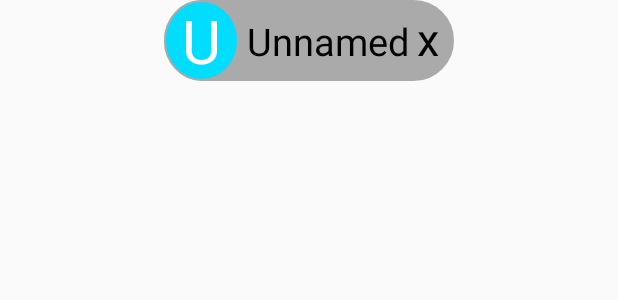
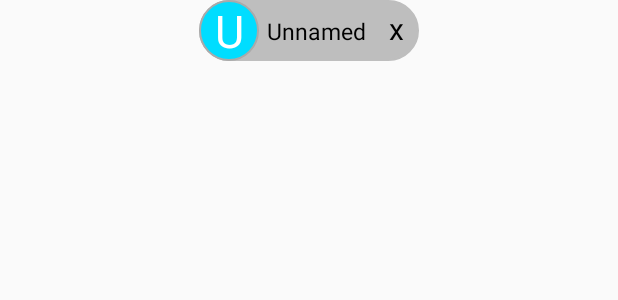
Before and after one commit to sergiosilvajr/ContactEmbedView, an Android app: the layout customcontactview.xml on its own in the app's theme, with its tools: preview values and no code run, on a phone screen of 412 x 824 dp. Shown: the top 300 px of the screen. Run offline under Robolectric (Android 15) with nearby library versions, the phone set to English and light mode, and no system bars.

Commit message:
added some visual improvements

```diff
--- a/CustomView/views/src/main/java/com/viewutils/sergiosilvajr/views/view/ContactEmbedView.java
+++ b/CustomView/views/src/main/java/com/viewutils/sergiosilvajr/views/view/ContactEmbedView.java
@@ -74,6 +74,7 @@ final class ContactEmbedView extends FrameLayout{
                 firstLetterTextView.setBackground(dr);
             }
 
+
         }
         TextView cross = (TextView) view.findViewById(R.id.cross);
         if(isXWorking){
@@ -83,6 +84,7 @@ final class ContactEmbedView extends FrameLayout{
                     if (multiAutoCompleteTextView != null) {
                         multiAutoCompleteTextView.requestFocus();
                         multiAutoCompleteTextView.setText("");
+                        multiAutoCompleteTextView.setEnabled(true);
                     }
                     setVisibility(View.GONE);
                     //TODO ver como deletar da memoria a view
--- a/CustomView/views/src/main/java/com/viewutils/sergiosilvajr/views/view/ContactPicker.java
+++ b/CustomView/views/src/main/java/com/viewutils/sergiosilvajr/views/view/ContactPicker.java
@@ -82,6 +82,7 @@ public final class  ContactPicker extends FrameLayout {
                     }
                 }, 200);
                 multiAutoCompleteTextView.clearFocus();
+                multiAutoCompleteTextView.setEnabled(false);
             }
         });
 
--- a/CustomView/views/src/main/res/drawable/rounded_lighter_view.xml
+++ b/CustomView/views/src/main/res/drawable/rounded_lighter_view.xml
@@ -1,9 +1,9 @@
 <?xml version="1.0" encoding="utf-8"?>
 <shape xmlns:android="http://schemas.android.com/apk/res/android"
     android:shape="rectangle">
-    <solid android:color="@android:color/darker_gray"/>
+    <solid android:color="@android:color/secondary_text_light_nodisable"/>
     <stroke android:width="1dp"
-        android:color="@android:color/darker_gray"/>
+        android:color="@android:color/secondary_text_light_nodisable"/>
     <corners android:bottomRightRadius="40dp"
         android:bottomLeftRadius="40dp"
         android:topLeftRadius="40dp"
--- a/CustomView/views/src/main/res/layout/contactembedview.xml
+++ b/CustomView/views/src/main/res/layout/contactembedview.xml
@@ -10,6 +10,7 @@
         android:id="@+id/multiautocompletetextview"
         android:layout_width="match_parent"
         android:layout_height="wrap_content"
+        android:layout_marginTop="9dp"
         android:maxLines="1"/>
 
 </RelativeLayout>
--- a/CustomView/views/src/main/res/layout/customcontactview.xml
+++ b/CustomView/views/src/main/res/layout/customcontactview.xml
@@ -4,22 +4,20 @@
     xmlns:android="http://schemas.android.com/apk/res/android"
     android:layout_width="match_parent"
     android:layout_height="wrap_content"
-    android:gravity="center_horizontal"
-    >
+    android:gravity="center_horizontal">
 
     <RelativeLayout
         android:layout_width="wrap_content"
         android:layout_height="wrap_content"
-        android:background="@drawable/custom_selector"
-        >
+        android:background="@drawable/custom_selector">
         <TextView
             android:id="@+id/circle_letter"
-            android:layout_width="50dp"
+            android:layout_width="40dp"
             android:layout_height="wrap_content"
             android:textColor="@android:color/white"
             android:gravity="center"
             android:layout_centerVertical="true"
-            android:textSize="40sp"
+            android:textSize="30sp"
             android:background="@drawable/circle_view"
             android:text="U"/>
 
@@ -29,7 +27,7 @@
             android:layout_height="wrap_content"
             android:text="Unnamed"
             android:maxLines="1"
-            android:maxLength="8"
+            android:maxLength="15"
             android:ellipsize="end"
             android:layout_marginTop="10dp"
             android:layout_marginLeft="5dp"
@@ -37,7 +35,7 @@
             android:textAlignment="center"
             android:layout_toRightOf="@id/circle_letter"
             android:textColor="@android:color/black"
-            android:textSize="25sp"/>
+            android:textSize="15sp"/>
         <TextView
             android:id="@+id/cross"
             android:layout_width="wrap_content"
@@ -45,10 +43,10 @@
             android:text="x"
             android:layout_marginTop="5dp"
             android:gravity="center"
-            android:layout_marginLeft="5dp"
+            android:layout_marginLeft="15dp"
             android:layout_marginRight="10dp"
             android:layout_toRightOf="@id/name"
             android:textColor="@android:color/black"
-            android:textSize="30sp"/>
+            android:textSize="20sp"/>
     </RelativeLayout>
 </RelativeLayout>
```
Also changed, not shown: CustomView/views/src/main/java/com/viewutils/sergiosilvajr/views/adapter/ContactAdapter.java (+12 -2 lines), CustomView/views/src/main/res/layout/adapter_row.xml (+6 -5 lines).
